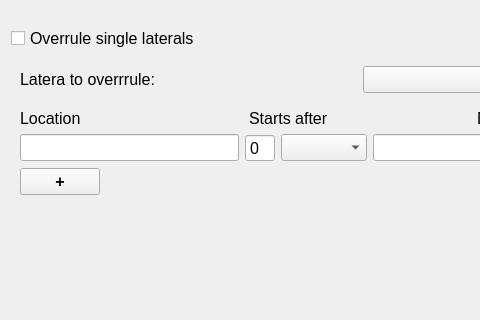
First picture: the form in threedi_api_qgis_client/ui/laterals_page.ui, repository nens/threedi-api-qgis-client, before the edit; both pictures show x 0 to 480 and y 180 to 500 of the 720 by 500 pixel window.
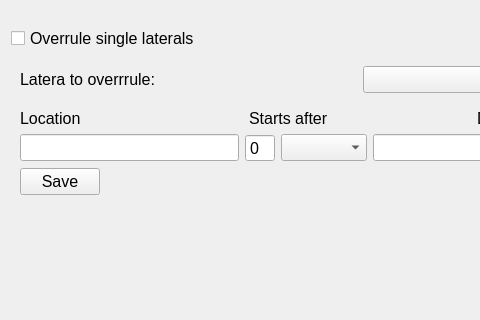
Second picture: the form after the edit.

Diff of the .ui file:
```diff
--- a/threedi_api_qgis_client/ui/laterals_page.ui
+++ b/threedi_api_qgis_client/ui/laterals_page.ui
@@ -193,12 +193,12 @@
          <font>
           <family>Segoe UI</family>
           <pointsize>12</pointsize>
-          <weight>75</weight>
-          <bold>true</bold>
+          <weight>50</weight>
+          <bold>false</bold>
          </font>
         </property>
         <property name="text">
-         <string>+</string>
+         <string>Save</string>
         </property>
        </widget>
       </item>
```
Left out of the diff: 12 changed lines with no effect on the pictures.
